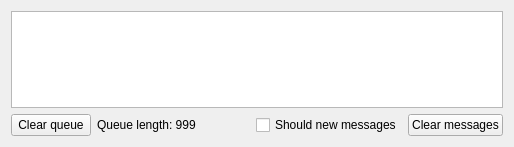
First picture: the form in src/VMTD/VMTD/protocol/VMTDProtocolHandlerForm.ui, repository ekushko/qt-vxlan-mtd-old, before the edit.
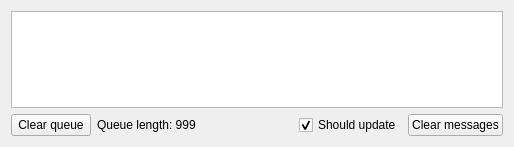
Second picture: the form after the edit.

Patch:
```diff
--- a/src/VMTD/VMTD/protocol/VMTDProtocolHandlerForm.ui
+++ b/src/VMTD/VMTD/protocol/VMTDProtocolHandlerForm.ui
@@ -49,7 +49,10 @@
      <item>
       <widget class="QCheckBox" name="chbShouldHideNewMessages">
        <property name="text">
-        <string>Should new messages</string>
+        <string>Should update</string>
+       </property>
+       <property name="checked">
+        <bool>true</bool>
        </property>
       </widget>
      </item>
```
Left out of the diff: 2 changed lines with no effect on the pictures.
